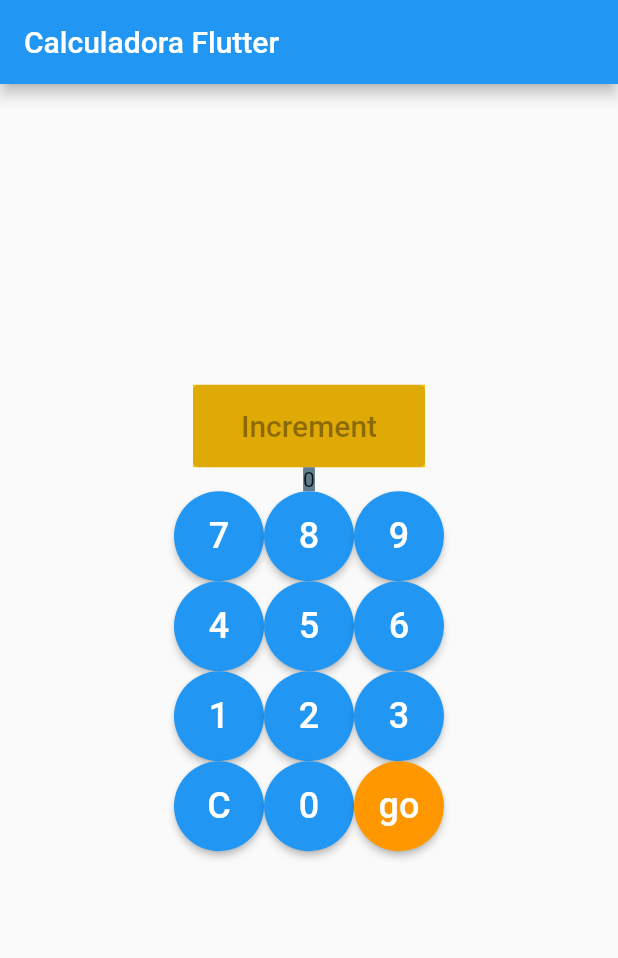
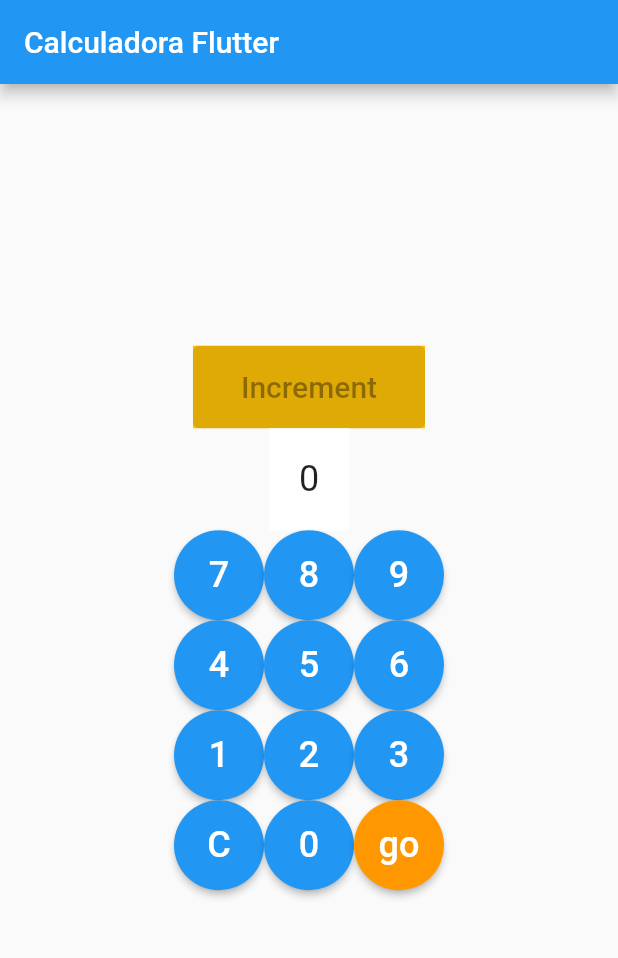
Before and after one commit to miguelvh-coder/app_oper, a Flutter app: the screen it shows after launch, on a phone screen of 412 x 824 dp, the part 84-1042 px from its top. Run offline on Flutter 3.47's test engine with Material 2 defaults, Android fonts, the phone set to English and light mode, and no system bars; our stand-ins replace get, loggy; accounts and stored records are empty.

Commit message:
Update resultado.dart

```diff
--- a/lib/ui/widgets/resultado.dart
+++ b/lib/ui/widgets/resultado.dart
@@ -12,11 +12,27 @@ class resultado extends StatelessWidget {
     result_writer controller = Get.find();
 
     return Container(
-      color: Colors.blueGrey,
-      child:  Column(
+      color: Colors.white,
+      child: Column(
         mainAxisAlignment: MainAxisAlignment.center,
         children: [
-          Obx(() => Text(controller.result.toString())),
+          Padding(
+            padding: const EdgeInsets.all(
+                20.0), // Ajusta el espacio alrededor del texto
+            child: Obx(() {
+              final inputText = controller.result.toString();
+              final intValue = int.tryParse(
+                  inputText); // Intenta convertir el texto en un int
+
+              return Text(
+                intValue != null
+                    ? intValue.toString()
+                    : 'Ingrese un número válido', // Muestra el int convertido o un mensaje de error
+                style: TextStyle(
+                    fontSize: 24.0), // Ajusta el tamaño de la fuente del texto
+              );
+            }),
+          ),
         ],
       ),
     );
```
